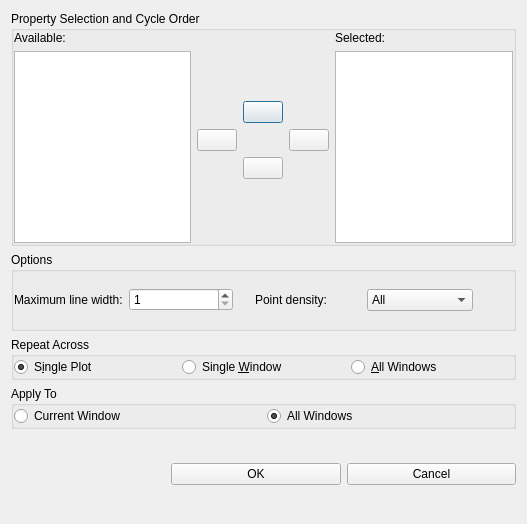
This is src/libkstapp/differentiatecurvesdialog.ui in Kst-plot/kst as Qt 5 draws it before an edit. The edited form follows.
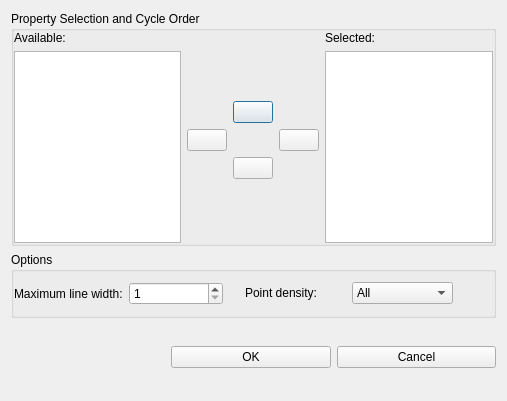
This is the edited form.

Commit message: Add functionality to the DifferentiateCurvesDialog.

```diff
--- a/src/libkstapp/differentiatecurvesdialog.ui
+++ b/src/libkstapp/differentiatecurvesdialog.ui
@@ -5,8 +5,8 @@
    <rect>
     <x>0</x>
     <y>0</y>
-    <width>527</width>
-    <height>524</height>
+    <width>507</width>
+    <height>401</height>
    </rect>
   </property>
   <property name="windowTitle" >
@@ -346,89 +346,6 @@
      </layout>
     </widget>
    </item>
-   <item>
-    <widget class="QGroupBox" name="_buttonGroupRepeat" >
-     <property name="title" >
-      <string>Repeat Across</string>
-     </property>
-     <layout class="QHBoxLayout" >
-      <property name="leftMargin" >
-       <number>0</number>
-      </property>
-      <property name="topMargin" >
-       <number>0</number>
-      </property>
-      <property name="rightMargin" >
-       <number>0</number>
-      </property>
-      <property name="bottomMargin" >
-       <number>0</number>
-      </property>
-      <item>
-       <widget class="QRadioButton" name="_radioButtonRepeatPlot" >
-        <property name="text" >
-         <string>S&amp;ingle Plot</string>
-        </property>
-        <property name="checked" >
-         <bool>true</bool>
-        </property>
-       </widget>
-      </item>
-      <item>
-       <widget class="QRadioButton" name="_radioButtonRepeatWindow" >
-        <property name="text" >
-         <string>Single &amp;Window</string>
-        </property>
-       </widget>
-      </item>
-      <item>
-       <widget class="QRadioButton" name="_radioButtonRepeatApplication" >
-        <property name="text" >
-         <string>&amp;All Windows</string>
-        </property>
-       </widget>
-      </item>
-     </layout>
-    </widget>
-   </item>
-   <item>
-    <widget class="QGroupBox" name="_buttonGroupApplyTo" >
-     <property name="title" >
-      <string>Apply To</string>
-     </property>
-     <layout class="QGridLayout" >
-      <property name="leftMargin" >
-       <number>0</number>
-      </property>
-      <property name="topMargin" >
-       <number>0</number>
-      </property>
-      <property name="rightMargin" >
-       <number>0</number>
-      </property>
-      <property name="bottomMargin" >
-       <number>0</number>
-      </property>
-      <item row="0" column="0" >
-       <widget class="QRadioButton" name="_radioButtonApplyWindow" >
-        <property name="text" >
-         <string>Current Window</string>
-        </property>
-       </widget>
-      </item>
-      <item row="0" column="1" >
-       <widget class="QRadioButton" name="_radioButtonApplyAllWindows" >
-        <property name="text" >
-         <string>All Windows</string>
-        </property>
-        <property name="checked" >
-         <bool>true</bool>
-        </property>
-       </widget>
-      </item>
-     </layout>
-    </widget>
-   </item>
    <item>
     <layout class="QGridLayout" >
      <property name="leftMargin" >
```
Left out of the diff: 7 changed lines with no effect on the pictures. The commit also changes 2 other files.
